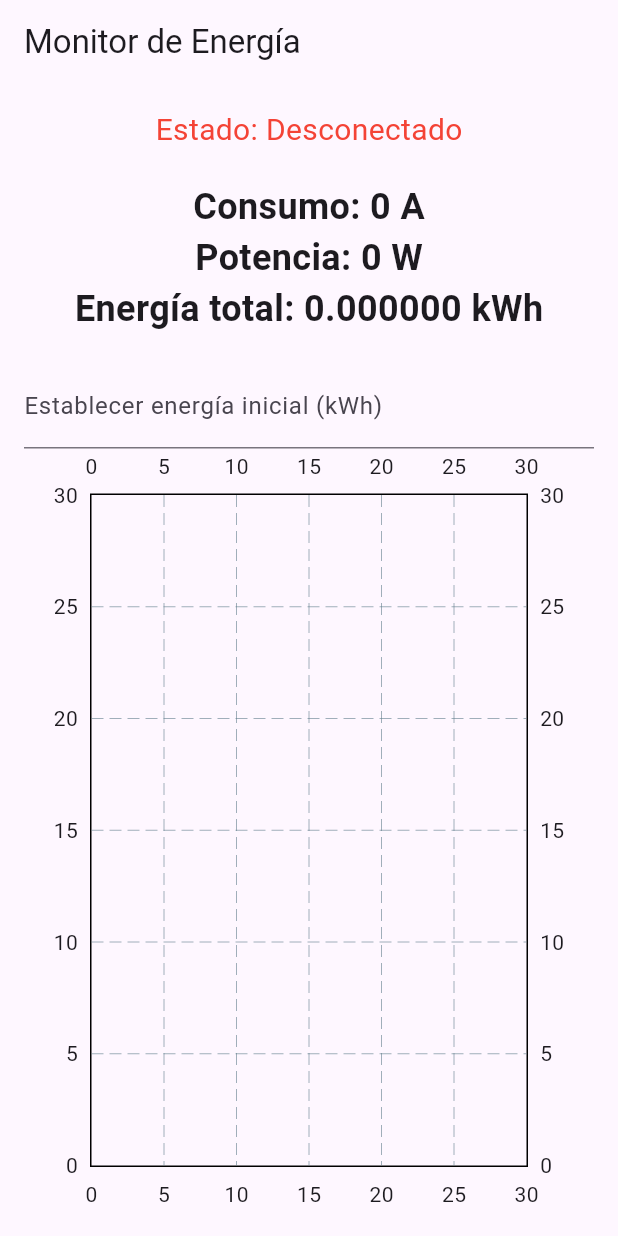
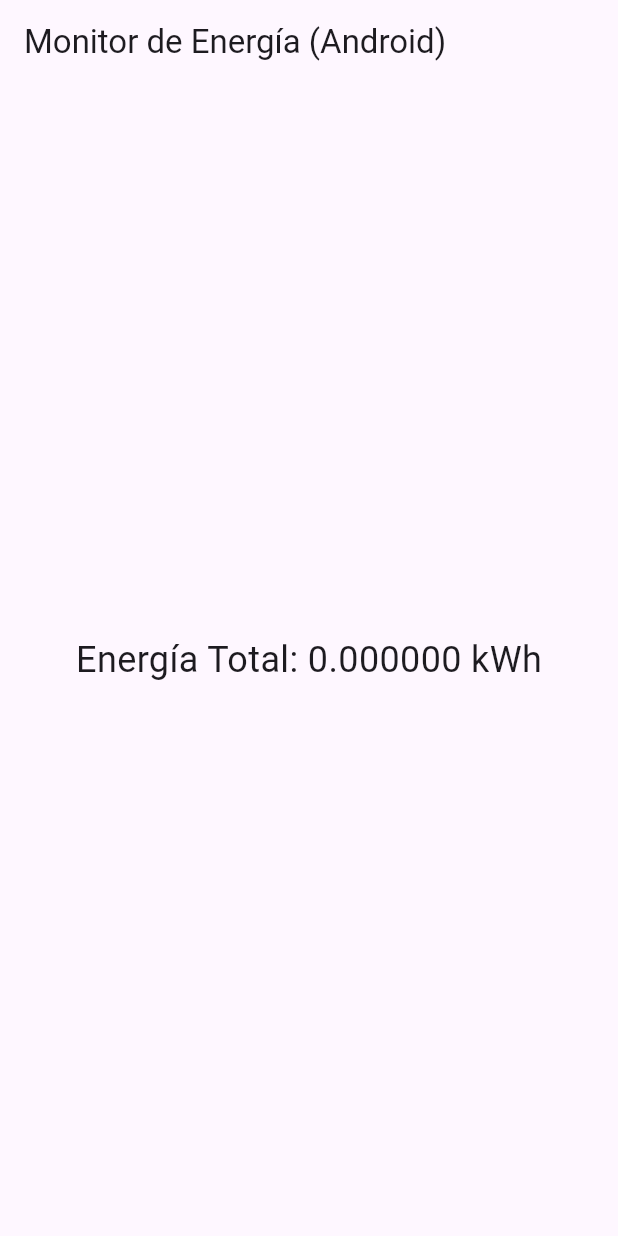
Before and after one commit to Antonioherazo1/power_house, a Flutter app: the screen it shows after launch, on a phone screen of 412 x 824 dp. Run offline on Flutter 3.47's test engine with Material 3 defaults, Android fonts, the phone set to English and light mode, and no system bars; drawn by our look-alikes of fl_chart; our stand-ins replace shared_preferences; missing offline and left inert: flutter_background_service, flutter_background_service_android, mqtt_client.

Commit message:
se cambia la aplicacion para que solo muestre el totalizador y se mantenga trabajando en segundo plano

```diff
--- a/lib/main.dart
+++ b/lib/main.dart
@@ -1,179 +1,154 @@
+import 'dart:async';
 import 'package:flutter/material.dart';
+import 'package:flutter_background_service/flutter_background_service.dart';
+import 'package:flutter_background_service_android/flutter_background_service_android.dart';
 import 'package:mqtt_client/mqtt_client.dart';
 import 'package:mqtt_client/mqtt_server_client.dart';
-import 'package:fl_chart/fl_chart.dart';
-import 'dart:async';
+import 'package:shared_preferences/shared_preferences.dart';
 
-void main() {
+void main() async {
+  WidgetsFlutterBinding.ensureInitialized();
+  await initializeService();
   runApp(MyApp());
+}
+
+Future<void> initializeService() async {
+  final service = FlutterBackgroundService();
+
+  await service.configure(
+    androidConfiguration: AndroidConfiguration(
+      onStart: onStart,
+      autoStart: true,
+      isForegroundMode: true,
+    ),
+    iosConfiguration: IosConfiguration(
+      // Para iOS se deshabilita el autoStart (aunque no se usará)
+      autoStart: false,
+      onForeground: onStart,
+      onBackground: onIosBackground,
+    ),
+  );
+  service.startService();
+}
+
+// Función para iOS en segundo plano (no se usará en este ejemplo Android-only)
+bool onIosBackground(ServiceInstance service) {
+  return true;
+}
+
+void onStart(ServiceInstance service) async {
+  // Configura la notificación en primer plano en Android
+  if (service is AndroidServiceInstance) {
+    service.setForegroundNotificationInfo(
+      title: "Servicio en Segundo Plano",
+      content: "El monitor de energía sigue activo",
+    );
+  }
+
+  // Configura el cliente MQTT
+  MqttServerClient client =
+      MqttServerClient('thinc.site', 'flutter_background_client');
+  client.port = 1883;
+  client.keepAlivePeriod = 20;
+  client.logging(on: false);
+
+  final connMessage = MqttConnectMessage()
+      .withClientIdentifier('flutter_background_client')
+      .startClean()
+      .withWillQos(MqttQos.atMostOnce);
+  client.connectionMessage = connMessage;
+
+  try {
+    await client.connect();
+  } catch (e) {
+    print('Error en conexión MQTT: $e');
+    client.disconnect();
+  }
+
+  // Suscríbete al tópico deseado
+  client.subscribe('consumo/amps_Total', MqttQos.atMostOnce);
+
+  // Recupera el totalizador almacenado
+  SharedPreferences prefs = await SharedPreferences.getInstance();
+  double energiaTotal = prefs.getDouble('energiaTotal') ?? 0.0;
+  double voltaje = 220.0;
+
+  // Escucha las actualizaciones del MQTT
+  client.updates!.listen((List<MqttReceivedMessage<MqttMessage>> c) async {
+    final MqttPublishMessage message = c[0].payload as MqttPublishMessage;
+    final String payload =
+        MqttPublishPayload.bytesToStringAsString(message.payload.message);
+    double nuevoConsumo = double.tryParse(payload) ?? 0;
+    double nuevaPotencia = nuevoConsumo * voltaje;
+    // Calcula el incremento en kWh para un intervalo de 1 segundo
+    double incremento = nuevaPotencia / 3600000;
+    energiaTotal += incremento;
+    await prefs.setDouble('energiaTotal', energiaTotal);
+    // Actualiza la notificación
+    if (service is AndroidServiceInstance) {
+      service.setForegroundNotificationInfo(
+        title: "Servicio en Segundo Plano",
+        content: "Energía total: ${energiaTotal.toStringAsFixed(6)} kWh",
+      );
+    }
+    // Envía la actualización a la interfaz
+    service.invoke("update", {"energiaTotal": energiaTotal});
+  });
+
+  // Actualiza la notificación periódicamente (opcional)
+  Timer.periodic(Duration(seconds: 1), (timer) {
+    if (service is AndroidServiceInstance) {
+      service.setForegroundNotificationInfo(
+        title: "Servicio en Segundo Plano",
+        content: "Energía total: ${energiaTotal.toStringAsFixed(6)} kWh",
+      );
+    }
+  });
 }
 
 class MyApp extends StatelessWidget {
   @override
   Widget build(BuildContext context) {
     return MaterialApp(
-      title: 'Monitor de Energía',
-      theme: ThemeData(primarySwatch: Colors.blue),
-      home: EnergyMonitor(),
+      title: 'Monitor de Energía en Segundo Plano',
+      home: EnergyMonitorScreen(),
     );
   }
 }
 
-class EnergyMonitor extends StatefulWidget {
+class EnergyMonitorScreen extends StatefulWidget {
   @override
-  _EnergyMonitorState createState() => _EnergyMonitorState();
+  _EnergyMonitorScreenState createState() => _EnergyMonitorScreenState();
 }
 
-class _EnergyMonitorState extends State<EnergyMonitor> {
-  late MqttServerClient client;
-  String status = 'Desconectado';
-  String consumo = '0 A';
-  String potencia = '0 W';
-  double voltaje = 220.0; // Voltaje actualizado a 220V
+class _EnergyMonitorScreenState extends State<EnergyMonitorScreen> {
   double energiaTotal = 0.0;
-  double consumoActual = 0.0;
-  double energiaInicial = 0.0;
-  List<FlSpot> dataPoints = [];
-  double xValue = 0;
-  Timer? reconnectTimer;
 
   @override
   void initState() {
     super.initState();
-    connectToBroker();
-  }
-
-  Future<void> connectToBroker() async {
-    client = MqttServerClient('thinc.site', 'flutter_client');
-    client.port = 1883;
-    client.keepAlivePeriod = 20;
-    client.onDisconnected = onDisconnected;
-    client.onConnected = onConnected;
-    client.onSubscribed = onSubscribed;
-    client.logging(on: false);
-
-    final connMessage = MqttConnectMessage()
-        .withClientIdentifier('flutter_client')
-        .startClean()
-        .withWillQos(MqttQos.atMostOnce);
-
-    client.connectionMessage = connMessage;
-
-    try {
-      await client.connect();
-    } catch (e) {
-      print('Error al conectar: $e');
-      scheduleReconnect();
-    }
-  }
-
-  void scheduleReconnect() {
-    reconnectTimer?.cancel();
-    reconnectTimer = Timer(Duration(seconds: 10), connectToBroker);
-  }
-
-  void onDisconnected() {
-    setState(() => status = 'Desconectado');
-    print('Desconectado del broker');
-    scheduleReconnect();
-  }
-
-  void onConnected() {
-    setState(() => status = 'Conectado');
-    print('Conectado al broker');
-    client.subscribe('consumo/amps_Total', MqttQos.atMostOnce);
-  }
-
-  void onSubscribed(String topic) {
-    print('Suscrito a $topic');
-    client.updates!.listen((List<MqttReceivedMessage<MqttMessage>> c) {
-      final MqttPublishMessage message = c[0].payload as MqttPublishMessage;
-      final String payload =
-          MqttPublishPayload.bytesToStringAsString(message.payload.message);
-
-      double nuevoConsumo = double.tryParse(payload) ?? 0;
-      double nuevaPotencia = nuevoConsumo * voltaje;
-
-      setState(() {
-        consumoActual = nuevoConsumo;
-        potencia = '${nuevaPotencia.toStringAsFixed(2)} W';
-        consumo = '$nuevoConsumo A';
-        // Calcular el incremento de energía en kWh para un intervalo de 1 segundo
-        energiaTotal += nuevaPotencia / 3600000;
-        dataPoints.add(FlSpot(xValue, nuevoConsumo));
-        xValue += 1;
-        if (dataPoints.length > 30) {
-          dataPoints.removeAt(0);
-        }
-      });
-    });
-  }
-
-  void setEnergiaInicial(double valor) {
-    setState(() {
-      energiaInicial = valor;
-      energiaTotal =
-          energiaInicial; // Reinicia el total con el valor inicial ingresado
+    // Escucha las actualizaciones del servicio en segundo plano
+    FlutterBackgroundService().on("update").listen((event) {
+      if (event!["energiaTotal"] != null) {
+        setState(() {
+          energiaTotal = event["energiaTotal"];
+        });
+      }
     });
   }
 
   @override
   Widget build(BuildContext context) {
     return Scaffold(
-      appBar: AppBar(title: Text('Monitor de Energía')),
-      body: Padding(
-        padding: const EdgeInsets.all(16.0),
-        child: Column(
-          children: [
-            Text('Estado: $status',
-                style: TextStyle(
-                    fontSize: 20,
-                    color: status == 'Conectado' ? Colors.green : Colors.red)),
-            SizedBox(height: 20),
-            Text('Consumo: $consumo',
-                style: TextStyle(fontSize: 24, fontWeight: FontWeight.bold)),
-            Text('Potencia: $potencia',
-                style: TextStyle(fontSize: 24, fontWeight: FontWeight.bold)),
-            Text('Energía total: ${energiaTotal.toStringAsFixed(6)} kWh',
-                style: TextStyle(fontSize: 24, fontWeight: FontWeight.bold)),
-            SizedBox(height: 20),
-            TextField(
-              decoration: InputDecoration(
-                  labelText: 'Establecer energía inicial (kWh)'),
-              keyboardType: TextInputType.number,
-              onSubmitted: (value) {
-                setEnergiaInicial(double.tryParse(value) ?? 0);
-              },
-            ),
-            Expanded(
-              child: LineChart(
-                LineChartData(
-                  lineBarsData: [
-                    LineChartBarData(
-                      spots: dataPoints,
-                      isCurved: true,
-                      color: Colors.blue,
-                      barWidth: 3,
-                    ),
-                  ],
-                  borderData: FlBorderData(show: true),
-                  minX: dataPoints.isNotEmpty ? dataPoints.first.x : 0,
-                  maxX: dataPoints.isNotEmpty ? dataPoints.last.x : 30,
-                  minY: 0,
-                  maxY: 30,
-                ),
-              ),
-            ),
-          ],
+      appBar: AppBar(
+        title: Text("Monitor de Energía (Android)"),
+      ),
+      body: Center(
+        child: Text(
+          "Energía Total: ${energiaTotal.toStringAsFixed(6)} kWh",
+          style: TextStyle(fontSize: 24),
         ),
       ),
     );
   }
-
-  @override
-  void dispose() {
-    reconnectTimer?.cancel();
-    client.disconnect();
-    super.dispose();
-  }
 }
--- a/pubspec.yaml
+++ b/pubspec.yaml
@@ -11,6 +11,8 @@ dependencies:
     sdk: flutter
   mqtt_client: ^10.5.1
   fl_chart: ^0.70.2
+  shared_preferences: ^2.0.15
+  flutter_background_service: ^5.1.0
 
 dev_dependencies:
   flutter_test:
```
Also changed, not shown: pubspec.lock, 3 other files.
